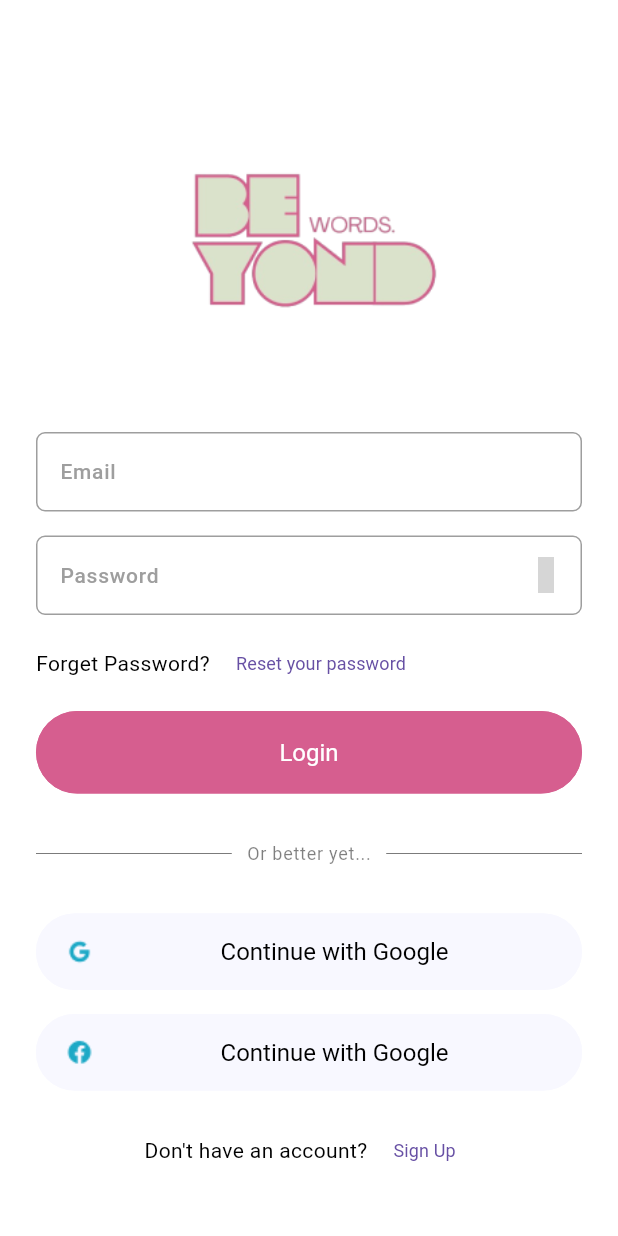
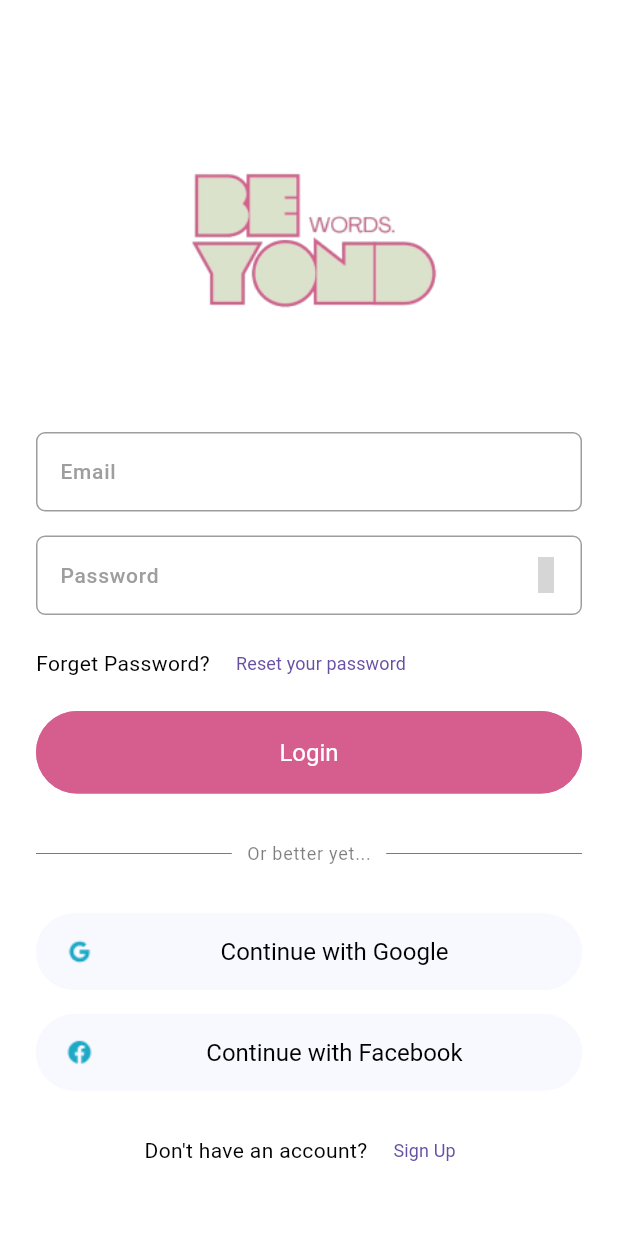
Before and after one commit to zyrridian/beyond-words, a Flutter app: the screen it shows after launch, on a phone screen of 412 x 824 dp. Run offline on Flutter 3.47's test engine with Material 3 defaults, Android fonts, the phone set to English and light mode, and no system bars; our stand-ins replace camera, flick_video_player, get, iconsax, readmore, table_calendar and 1 more; Roboto replaces fonts that are missing (Poppins); grey boxes are pictures that could not be loaded.

Commit message:
move screen_params.dart (i'm not sure if i need it or not), bug fix button, add missed commit of appbar_theme.dart and theme.dart

```diff
--- a/lib/features/authentication/screens/widgets/social_buttons.dart
+++ b/lib/features/authentication/screens/widgets/social_buttons.dart
@@ -25,8 +25,8 @@ class ZSocialButtons extends StatelessWidget {
           children: [
             Image(image: AssetImage(image)),
             const SizedBox(width: ZSizes.spaceBetweenItems),
-            const Expanded(
-              child: Text('Continue with Google', textAlign: TextAlign.center),
+            Expanded(
+              child: Text(text, textAlign: TextAlign.center),
             )
           ],
         ),
--- a/lib/utils/theme/custom_themes/appbar_theme.dart
+++ b/lib/utils/theme/custom_themes/appbar_theme.dart
@@ -1,7 +1,7 @@
 import 'package:flutter/material.dart';
 
-class TAppBarTheme {
-  TAppBarTheme._();
+class ZAppBarTheme {
+  ZAppBarTheme._();
 
   static const lightAppBarTheme = AppBarTheme(
     elevation: 0,
--- a/lib/utils/theme/theme.dart
+++ b/lib/utils/theme/theme.dart
@@ -1,7 +1,5 @@
 import 'package:beyond_words/utils/theme/custom_themes/appbar_theme.dart';
-import 'package:beyond_words/utils/theme/custom_themes/bottom_sheet_theme.dart';
 import 'package:beyond_words/utils/theme/custom_themes/checkbox_theme.dart';
-import 'package:beyond_words/utils/theme/custom_themes/chip_theme.dart';
 import 'package:beyond_words/utils/theme/custom_themes/elevated_button_theme.dart';
 import 'package:beyond_words/utils/theme/custom_themes/outlined_button_theme.dart';
 import 'package:beyond_words/utils/theme/custom_themes/text_field_theme.dart';
@@ -18,10 +16,8 @@ class TAppTheme {
     primaryColor: Colors.blue,
     scaffoldBackgroundColor: Colors.white,
     textTheme: TTextTheme.lightTextTheme,
-    chipTheme: TChipTheme.lightChipTheme,
-    appBarTheme: TAppBarTheme.lightAppBarTheme,
+    appBarTheme: ZAppBarTheme.lightAppBarTheme,
     checkboxTheme: TCheckboxTheme.lightCheckboxTheme,
-    bottomSheetTheme: TBottomSheetTheme.lightBottomSheetTheme,
     elevatedButtonTheme: TElevatedButtonTheme.lightElevatedButtonTheme,
     outlinedButtonTheme: TOutlinedButtonTheme.lightOutlinedButtonTheme,
     inputDecorationTheme: TTextFieldTheme.lightInputDecorationTheme
@@ -34,10 +30,8 @@ class TAppTheme {
     primaryColor: Colors.blue,
     scaffoldBackgroundColor: Colors.black,
     textTheme: TTextTheme.darkTextTheme,
-    chipTheme: TChipTheme.darkChipTheme,
-    appBarTheme: TAppBarTheme.darkAppBarTheme,
+    appBarTheme: ZAppBarTheme.darkAppBarTheme,
     checkboxTheme: TCheckboxTheme.darkCheckboxTheme,
-    bottomSheetTheme: TBottomSheetTheme.darkBottomSheetTheme,
     elevatedButtonTheme: TElevatedButtonTheme.darkElevatedButtonTheme,
     outlinedButtonTheme: TOutlinedButtonTheme.darkOutlinedButtonTheme,
     inputDecorationTheme: TTextFieldTheme.darkInputDecorationTheme
```
Also changed, not shown: lib/features/translator/helper/screen_params.dart (added, +14 -0 lines).
